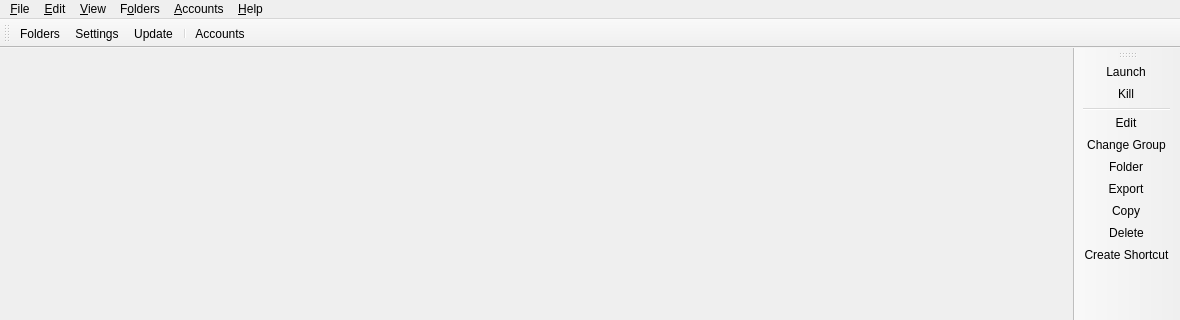
The window that launcher/ui/MainWindow.ui (snowtyler/PrismLauncher) describes before a commit, drawn with Qt 5; both pictures show x 0 to 1180 and y 0 to 320 of the 1180 by 740 pixel window.
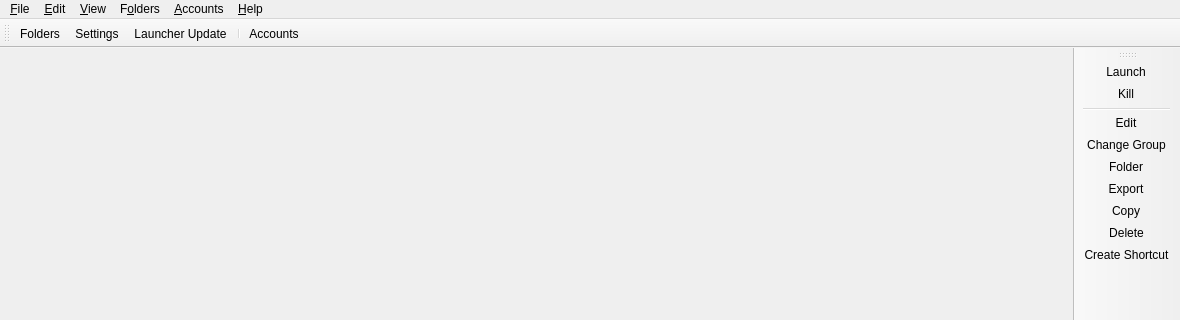
The same window after the commit. Icons and pictures are not drawn. Custom widgets are drawn as their Qt base class.

The edit to the form file:
```diff
--- a/launcher/ui/MainWindow.ui
+++ b/launcher/ui/MainWindow.ui
@@ -302,7 +302,7 @@
      <iconset theme="checkupdate"/>
     </property>
     <property name="text">
-     <string>&amp;Update...</string>
+     <string>Launcher &amp;Update...</string>
     </property>
     <property name="toolTip">
      <string>Check for new updates for %1.</string>
```
